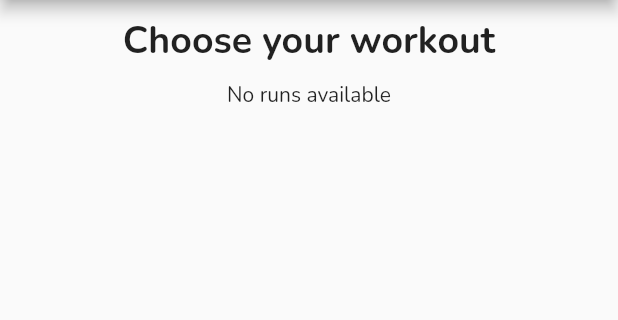
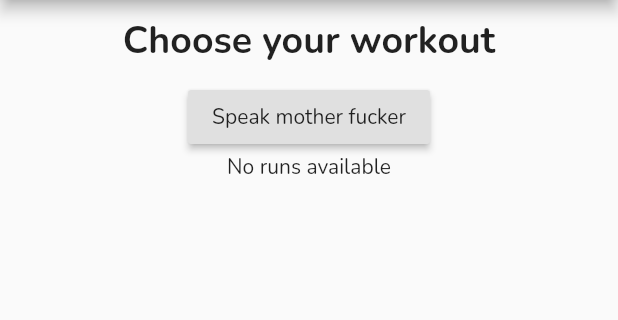
Before and after one commit to Menoita99/fitirun, a Flutter app: the RunScreen screen opened by its route, tab 2 chosen, on a phone screen of 412 x 824 dp, the part 84-404 px from its top. Run offline on Flutter 3.47's test engine with Material 2 defaults, Android fonts, the phone set to English and light mode, and no system bars; our stand-ins replace cached_network_image, cloud_firestore, faker, firebase_auth, firebase_core, fl_chart and 10 more; missing offline and left inert: flutter_sparkline, location_permissions; accounts and stored records are empty.

Commit message:
tts added

```diff
--- a/lib/com/fitirun/screen/home_screen/widgets/dashboard_screen.dart
+++ b/lib/com/fitirun/screen/home_screen/widgets/dashboard_screen.dart
@@ -206,8 +206,8 @@ class _DashboardScreenState extends State<DashboardScreen> {
     var now = new DateTime.now();
     switch (s) {
       case 'running':
-          if (user != null && user.steps.length > 0) {
-            for (int i; i < user.steps.length; i++) {
+          if (user != null && user.steps!= null &&  user.steps.length > 0) {
+            for (int i = 0; i < user.steps.length; i++) {
               if (user.steps[i].time.day == now.day)
                 sum += user.steps[i].steps;
               else
--- a/lib/com/fitirun/screen/run_screen/runScreen.dart
+++ b/lib/com/fitirun/screen/run_screen/runScreen.dart
@@ -6,6 +6,7 @@ import 'package:fitirun/com/fitirun/model/warehouse.dart';
 import 'package:fitirun/com/fitirun/screen/run_screen/runManager.dart';
 import 'package:fitirun/com/fitirun/util/services/database.dart';
 import 'package:flutter_sparkline/flutter_sparkline.dart';
+import 'package:flutter_tts/flutter_tts.dart';
 import 'package:get_it/get_it.dart';
 import 'package:permission_handler/permission_handler.dart';
 import 'package:provider/provider.dart';
@@ -466,7 +467,7 @@ class ManagerScreen extends StatefulWidget {
 class _ManagerScreenState extends State<ManagerScreen> with AutomaticKeepAliveClientMixin{
   PageController _controller = PageController(initialPage: 0);
   List<RunModel> _availableWorkouts = List();
-
+  FlutterTts tts = FlutterTts();
 
   @override
   void initState(){
@@ -488,6 +489,9 @@ class _ManagerScreenState extends State<ManagerScreen> with AutomaticKeepAliveCl
             padding: const EdgeInsets.all(10.0),
             child: Text('Choose your workout',style: TextStyle(fontWeight: FontWeight.bold,fontSize: 25),),
           ),
+          RaisedButton(
+              child: Text('Speak mother fucker'),
+              onPressed: () => speak()),
           buildRuns(),
           SizedBox(height: 10),
         ],
@@ -605,7 +609,6 @@ class _ManagerScreenState extends State<ManagerScreen> with AutomaticKeepAliveCl
       ),
     );
   }
-
 
   Widget getTrainExercisesContainer(BuildContext context) {
     Size size = MediaQuery.of(context).size;
@@ -760,8 +763,6 @@ class _ManagerScreenState extends State<ManagerScreen> with AutomaticKeepAliveCl
     );
   }
 
-
-
   Widget getTrainItem(BuildContext context, ExerciseRunModel exercise, bool bool) {
     Size size = MediaQuery.of(context).size;
     RunManager manager = widget.manager;
@@ -828,8 +829,6 @@ class _ManagerScreenState extends State<ManagerScreen> with AutomaticKeepAliveCl
       ),
     );
   }
-
-
 
   Future<void> exerciseDescription(ExerciseRunModel exercise) async {
     return showDialog<void>(
@@ -917,6 +916,10 @@ class _ManagerScreenState extends State<ManagerScreen> with AutomaticKeepAliveCl
       },
     );
   }
+
+  void speak() async {
+    await tts.speak("Speak mother fucker");
+  }
 }
 
 
```
Also changed, not shown: lib/com/fitirun/model/runModel.dart (+7 -5 lines).
